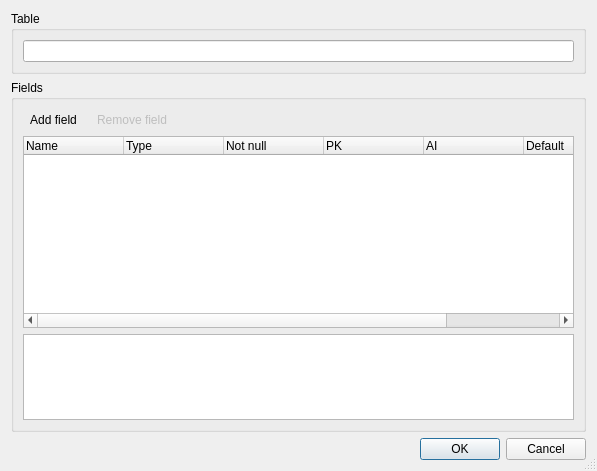
First picture: the form in src/EditTableDialog.ui, repository sqlitebrowser/sqlitebrowser, before the edit.
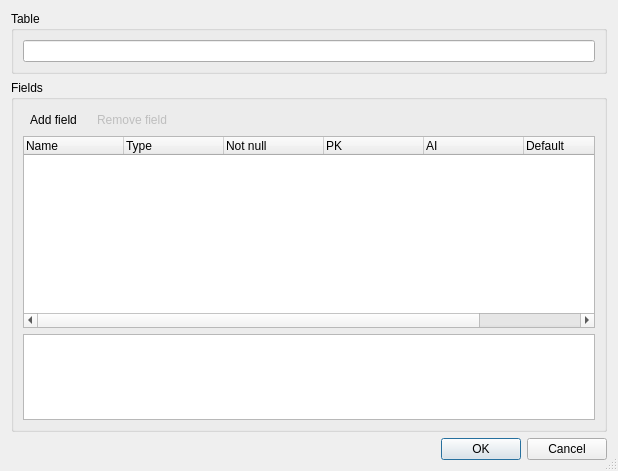
Second picture: the form after the edit. Icons and pictures are not drawn.

Commit message: make the edittabledialog a bit wider so columns fit

What changed in the file:
```diff
--- a/src/EditTableDialog.ui
+++ b/src/EditTableDialog.ui
@@ -6,7 +6,7 @@
    <rect>
     <x>0</x>
     <y>0</y>
-    <width>597</width>
+    <width>618</width>
     <height>471</height>
    </rect>
   </property>
```
